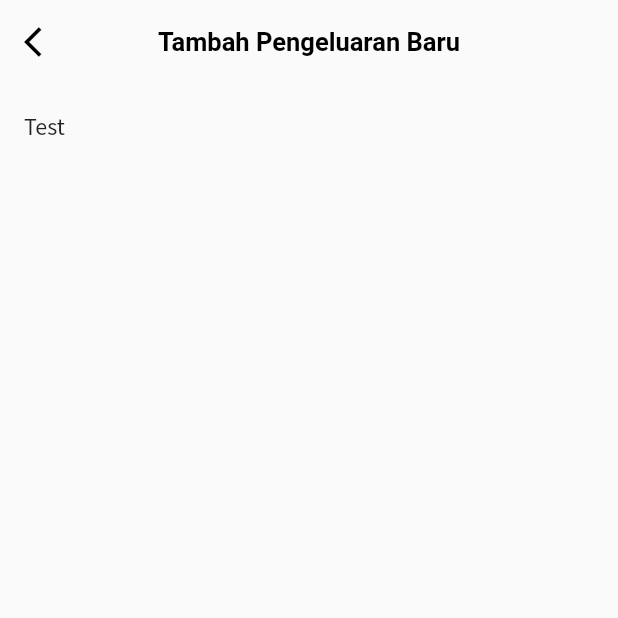
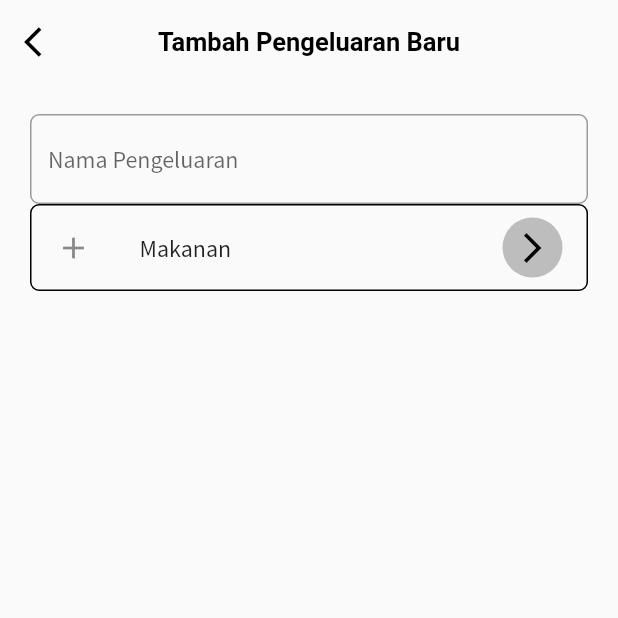
Before and after one commit to Kakaranara/DOT-Exam, a Flutter app: the AddExpensePage screen opened directly, on a phone screen of 412 x 824 dp, the top half of it. Run offline on Flutter 3.47's test engine with Material 2 defaults, Android fonts, the phone set to English and light mode, and no system bars; our stand-ins replace flutter_svg.

Commit message:
list tile & textfield for add

```diff
--- a/lib/screen/add_expense.dart
+++ b/lib/screen/add_expense.dart
@@ -1,7 +1,14 @@
 import 'package:flutter/material.dart';
 
-class AddExpensePage extends StatelessWidget {
+class AddExpensePage extends StatefulWidget {
   const AddExpensePage({Key? key}) : super(key: key);
+
+  @override
+  State<AddExpensePage> createState() => _AddExpensePageState();
+}
+
+class _AddExpensePageState extends State<AddExpensePage> {
+  TextEditingController controller = TextEditingController();
 
   @override
   Widget build(BuildContext context) {
@@ -15,17 +22,41 @@ class AddExpensePage extends StatelessWidget {
           },
         ),
       ),
-      body: ListView(
-        children: [
-          Container(
-            child: ListTile(
-              onTap: () {
-                print("pressed");
-              },
-              title: Text("Test"),
-            ),
-          )
-        ],
+      body: Padding(
+        padding: const EdgeInsets.all(20.0),
+        child: ListView(
+          children: [
+            _input(controller: controller),
+            _listtile(),
+          ],
+        ),
+      ),
+    );
+  }
+
+  Widget _listtile() {
+    return ListTile(
+      shape: RoundedRectangleBorder(
+          side: BorderSide(), borderRadius: BorderRadius.circular(6)),
+      onTap: () {},
+      title: Text("Makanan"),
+      leading: Icon(Icons.add),
+      trailing: CircleAvatar(
+          backgroundColor: Colors.grey[400],
+          child: Icon(
+            Icons.arrow_forward_ios,
+            color: Colors.black,
+          )),
+    );
+  }
+
+  Widget _input({required TextEditingController controller}) {
+    return Container(
+      child: TextField(
+        controller: controller,
+        decoration: InputDecoration(
+            hintText: "Nama Pengeluaran",
+            border: OutlineInputBorder(borderRadius: BorderRadius.circular(6))),
       ),
     );
   }
```
